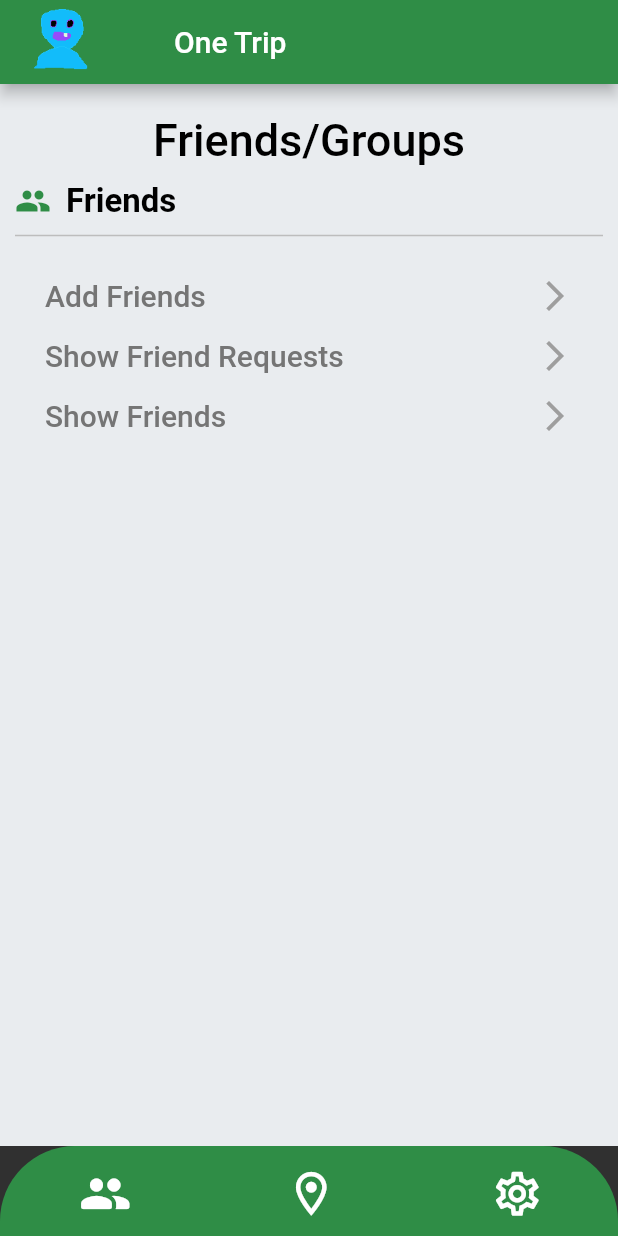
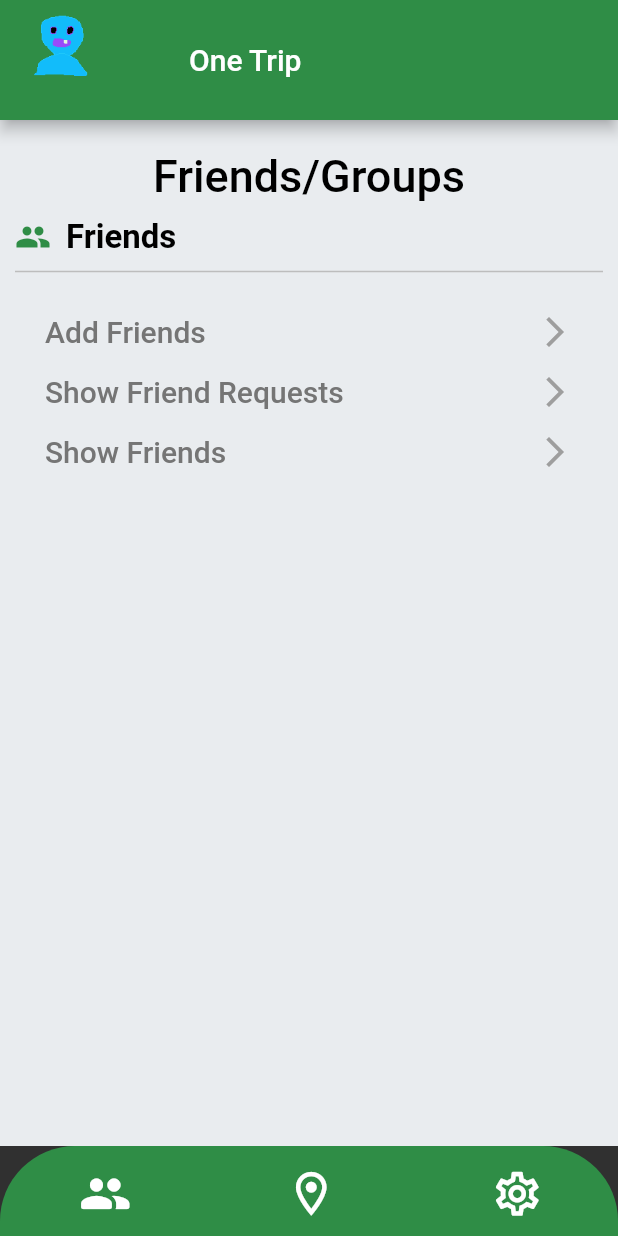
Before and after one commit to Sehenswurdigkeiten-Projekt/Sehenswuerdigkeiten, a Flutter app: the HomePage screen opened directly, on a phone screen of 412 x 824 dp. Run offline on Flutter 3.47's test engine with Material 2 defaults, Android fonts, the phone set to English and light mode, and no system bars; our stand-ins replace convert, flutter_map, latlong, latlong2, location, rflutter_alert; missing offline and left inert: flutter_launcher_icons, flutter_mapbox_navigation, mapbox_gl.

```diff
--- a/lib/mainstrukturwebseite.dart
+++ b/lib/mainstrukturwebseite.dart
@@ -7,7 +7,8 @@ import 'package:mapbox_gl/mapbox_gl.dart';
 import 'package:untitled/addFriendScreen.dart';
 import 'package:untitled/http_service.dart';
 import 'package:untitled/loginScreen.dart';
-import 'package:untitled/settingScreen.dart'; import 'locationstuff.dart';
+import 'package:untitled/settingScreen.dart';
+import 'package:untitled/signUpScreen.dart'; import 'locationstuff.dart';
 
 class MyApp2 extends StatelessWidget {
 
@@ -141,9 +142,7 @@ class HomePageState extends State<HomePage> {
   }
 
    void updateProfilePicture(var name){
-    print("JETZT IMAGE GEUPDATED");
     setState(() {imageString = name;});
-    print("Der imageString ist jetzt: ${imageString} __ der name der uebergeben wurde ist ${name}");
   }
 
   @override
@@ -151,11 +150,21 @@ class HomePageState extends State<HomePage> {
      if(normalSearchBar){
        customSearchBar = Row(
          children: [
-           Container(
-               width: 50,
-               height: 50,
-               child: Image.asset(imageString)),
-           SizedBox(width: 50),
+           Column(
+             children: [
+               Container(
+                   width: 50,
+                   height: 50,
+                   child: Image.asset(imageString)),
+             Text(
+                 "${(MyLoginWidget2.username == "" ? MySignupWidget2.username : MyLoginWidget2.username)}",
+               style: TextStyle(
+                 fontSize: 13,
+               ),
+             )
+             ],
+           ),
+           SizedBox(width: 60),
            Text("One Trip"),
          ],
        );
@@ -174,7 +183,7 @@ class HomePageState extends State<HomePage> {
     return Scaffold(
       appBar: AppBar(
         title: customSearchBar,
-
+        toolbarHeight: 80,
         automaticallyImplyLeading: false,
         actions: pageIndex == 1 ? [
           IconButton(
```
